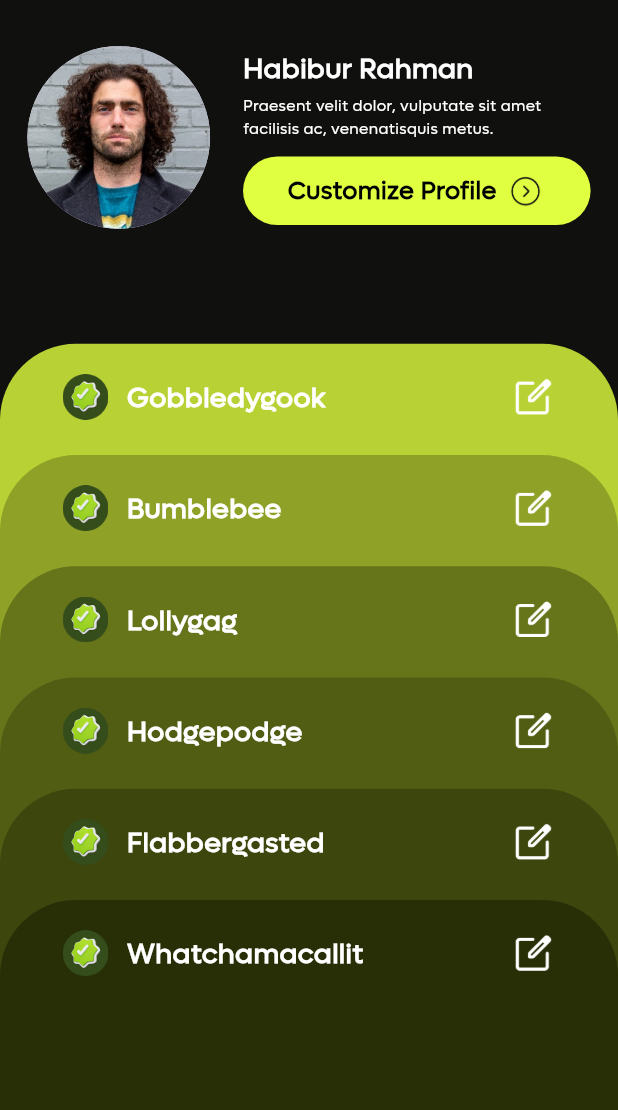
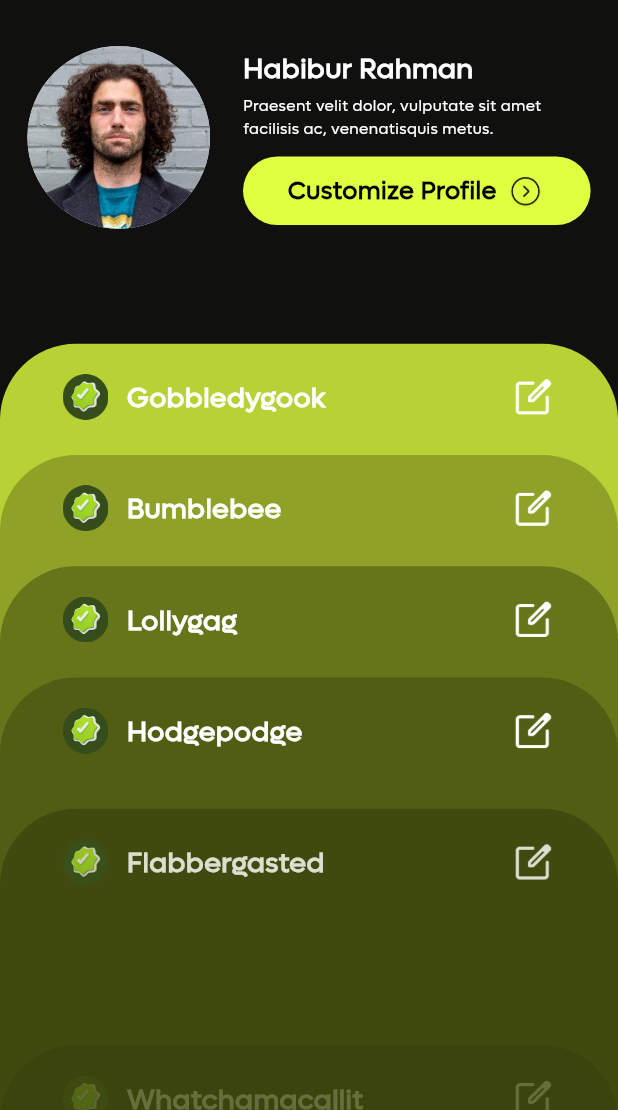
Before and after one commit to Dragorrik/intr_test_app, a Flutter app: the ProfilePage screen opened directly, on a phone screen of 412 x 824 dp, the part 126-1236 px from its top. Run offline on Flutter 3.47's test engine with Material 3 defaults, Android fonts, the phone set to English and light mode, and no system bars; our stand-ins replace flutter_screenutil.

Commit message:
Animation added

```diff
--- a/lib/main.dart
+++ b/lib/main.dart
@@ -1,6 +1,8 @@
 import 'package:flutter/material.dart';
 import 'package:flutter_screenutil/flutter_screenutil.dart';
 import 'package:intr_test_app/core/constants/app_style.dart';
+import 'package:intr_test_app/presentation/pages/customize_profile_page.dart';
+import 'package:intr_test_app/presentation/pages/profile_page.dart';
 import 'package:intr_test_app/presentation/widgets/custom_nav_bar.dart';
 
 void main() {
--- a/lib/presentation/pages/profile_page.dart
+++ b/lib/presentation/pages/profile_page.dart
@@ -1,3 +1,4 @@
+import 'dart:async';
 import 'package:flutter/material.dart';
 import 'package:flutter_screenutil/flutter_screenutil.dart';
 import 'package:intr_test_app/core/constants/app_colours.dart';
@@ -5,10 +6,65 @@ import 'package:intr_test_app/core/constants/app_icon_strings.dart';
 import 'package:intr_test_app/core/constants/app_image_strings.dart';
 import 'package:intr_test_app/core/constants/app_strings.dart';
 import 'package:intr_test_app/core/constants/app_style.dart';
+import 'package:intr_test_app/presentation/pages/customize_profile_page.dart';
+import 'package:intr_test_app/presentation/pages/home_page.dart';
 import 'package:intr_test_app/presentation/widgets/profile_bottom_action_panel.dart';
 
-class ProfilePage extends StatelessWidget {
+class ProfilePage extends StatefulWidget {
   const ProfilePage({super.key});
+
+  @override
+  State<ProfilePage> createState() => _ProfilePageState();
+}
+
+class _ProfilePageState extends State<ProfilePage> {
+  final List<bool> _visiblePanels = List.filled(6, false);
+
+  @override
+  void initState() {
+    super.initState();
+    _showPanelsSequentially();
+  }
+
+  void _showPanelsSequentially() async {
+    for (int i = 0; i < _visiblePanels.length; i++) {
+      await Future.delayed(const Duration(milliseconds: 300));
+      if (mounted) {
+        setState(() {
+          _visiblePanels[i] = true;
+        });
+      }
+    }
+  }
+
+  Widget _buildAnimatedPanel({
+    required bool isVisible,
+    required double topPosition,
+    required String title,
+    required Color bgColor,
+    VoidCallback? onEditTap,
+  }) {
+    return Positioned(
+      top: topPosition.sh,
+      left: 0,
+      right: 0,
+      bottom: 0,
+      child: AnimatedSlide(
+        offset: isVisible ? Offset.zero : const Offset(0, 1),
+        duration: const Duration(milliseconds: 500),
+        curve: Curves.easeOut,
+        child: AnimatedOpacity(
+          opacity: isVisible ? 1.0 : 0.0,
+          duration: const Duration(milliseconds: 500),
+          child: ProfileBottomActionPanel(
+            title: title,
+            bgColor: bgColor,
+            onEditTap: onEditTap,
+          ),
+        ),
+      ),
+    );
+  }
 
   @override
   Widget build(BuildContext context) {
@@ -23,10 +79,18 @@ class ProfilePage extends StatelessWidget {
                 Row(
                   mainAxisAlignment: MainAxisAlignment.spaceBetween,
                   children: [
-                    Image.asset(
-                      AppIconStrings.backIcon,
-                      width: 45.w,
-                      height: 45.h,
+                    GestureDetector(
+                      onTap: () {
+                        Navigator.pop(
+                          context,
+                          MaterialPageRoute(builder: (context) => HomePage()),
+                        );
+                      },
+                      child: Image.asset(
+                        AppIconStrings.backIcon,
+                        width: 45.w,
+                        height: 45.h,
+                      ),
                     ),
                     Text(
                       AppStrings.profileText,
@@ -95,35 +159,47 @@ class ProfilePage extends StatelessWidget {
               ],
             ),
           ),
-          ProfileBottomActionPanel(
+          _buildAnimatedPanel(
+            isVisible: _visiblePanels[0],
             title: 'Gobbledygook',
             topPosition: 0.38,
             bgColor: AppColours.navigationOneColor,
           ),
-          ProfileBottomActionPanel(
+          _buildAnimatedPanel(
+            isVisible: _visiblePanels[1],
             title: 'Bumblebee',
             topPosition: 0.47,
             bgColor: AppColours.navigationTwoColor,
           ),
-          ProfileBottomActionPanel(
+          _buildAnimatedPanel(
+            isVisible: _visiblePanels[2],
             title: 'Lollygag',
             topPosition: 0.56,
             bgColor: AppColours.navigationThreeColor,
           ),
-          ProfileBottomActionPanel(
+          _buildAnimatedPanel(
+            isVisible: _visiblePanels[3],
             title: 'Hodgepodge',
             topPosition: 0.65,
             bgColor: AppColours.navigationFourColor,
           ),
-          ProfileBottomActionPanel(
+          _buildAnimatedPanel(
+            isVisible: _visiblePanels[4],
             title: 'Flabbergasted',
             topPosition: 0.74,
             bgColor: AppColours.navigationFiveColor,
           ),
-          ProfileBottomActionPanel(
+          _buildAnimatedPanel(
+            isVisible: _visiblePanels[5],
             title: 'Whatchamacallit',
             topPosition: 0.83,
             bgColor: AppColours.navigationSixColor,
+            onEditTap: () {
+              Navigator.push(
+                context,
+                MaterialPageRoute(builder: (context) => CustomizeProfilePage()),
+              );
+            },
           ),
         ],
       ),
--- a/lib/presentation/widgets/profile_bottom_action_panel.dart
+++ b/lib/presentation/widgets/profile_bottom_action_panel.dart
@@ -5,7 +5,6 @@ import 'package:intr_test_app/core/constants/app_icon_strings.dart';
 import 'package:intr_test_app/core/constants/app_style.dart';
 
 class ProfileBottomActionPanel extends StatelessWidget {
-  final double topPosition;
   final String title;
   final Color bgColor;
   final VoidCallback? onEditTap;
@@ -13,19 +12,13 @@ class ProfileBottomActionPanel extends StatelessWidget {
   const ProfileBottomActionPanel({
     super.key,
     required this.title,
-    required this.topPosition,
     required this.bgColor,
     this.onEditTap,
   });
 
   @override
   Widget build(BuildContext context) {
-    return Positioned(
-      top: topPosition.sh,
-      left: 0,
-      right: 0,
-      bottom: 0,
-      child: Container(
+    return Container(
       padding: const EdgeInsets.only(left: 40, right: 40, top: 20).r,
       decoration: BoxDecoration(
         color: bgColor,
@@ -56,7 +49,6 @@ class ProfileBottomActionPanel extends StatelessWidget {
           ),
         ],
       ),
-      ),
     );
   }
 }
```
Also changed, not shown: lib/presentation/pages/customize_profile_page.dart (+30 -13 lines), lib/presentation/pages/home_page.dart (+13 -4 lines). Lines whose indentation alone changed are shown as unchanged.
